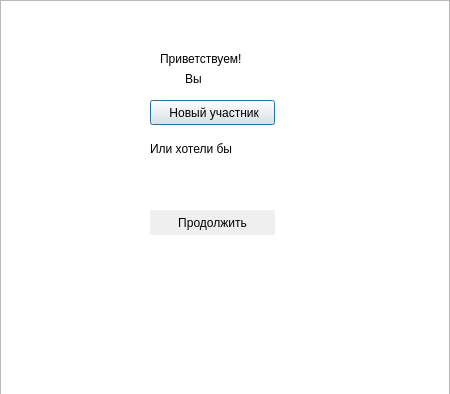
This is dis.ui in WhatAboutFuck/NewGorizont as Qt 5 draws it before an edit. The edited form follows.
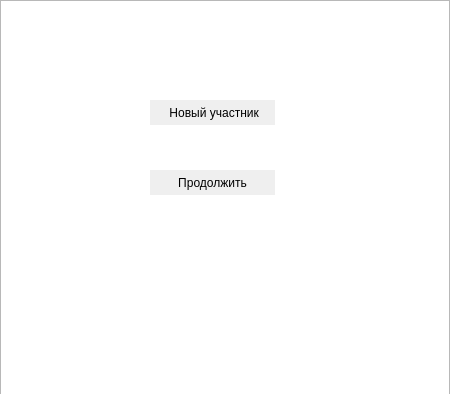
This is the edited form. Icons and pictures are not drawn.

What changed in the file:
```diff
--- a/dis.ui
+++ b/dis.ui
@@ -59,12 +59,18 @@
    <property name="text">
     <string> Новый участник</string>
    </property>
+   <property name="default">
+    <bool>true</bool>
+   </property>
+   <property name="flat">
+    <bool>true</bool>
+   </property>
   </widget>
   <widget class="QPushButton" name="pushConnect">
    <property name="geometry">
     <rect>
      <x>150</x>
-     <y>210</y>
+     <y>170</y>
      <width>125</width>
      <height>25</height>
     </rect>
@@ -103,45 +109,6 @@
     <bool>true</bool>
    </property>
   </widget>
-  <widget class="QLabel" name="label">
-   <property name="geometry">
-    <rect>
-     <x>160</x>
-     <y>50</y>
-     <width>125</width>
-     <height>17</height>
-    </rect>
-   </property>
-   <property name="text">
-    <string>Приветствуем!</string>
-   </property>
-  </widget>
-  <widget class="QLabel" name="label_2">
-   <property name="geometry">
-    <rect>
-     <x>185</x>
-     <y>70</y>
-     <width>125</width>
-     <height>17</height>
-    </rect>
-   </property>
-   <property name="text">
-    <string>Вы</string>
-   </property>
-  </widget>
-  <widget class="QLabel" name="label_3">
-   <property name="geometry">
-    <rect>
-     <x>150</x>
-     <y>140</y>
-     <width>125</width>
-     <height>17</height>
-    </rect>
-   </property>
-   <property name="text">
-    <string>Или хотели бы</string>
-   </property>
-  </widget>
  </widget>
  <resources/>
  <connections/>
```
